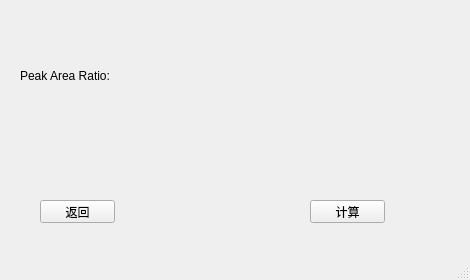
Qt form text.ui (nylttpgg09/FluoTest) before a commit.
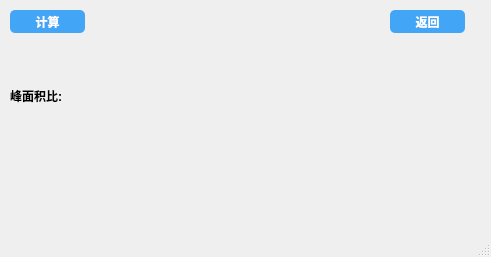
The same form after that commit.

```diff
--- a/text.ui
+++ b/text.ui
@@ -6,8 +6,8 @@
    <rect>
     <x>0</x>
     <y>0</y>
-    <width>470</width>
-    <height>280</height>
+    <width>491</width>
+    <height>257</height>
    </rect>
   </property>
   <property name="windowTitle">
@@ -17,25 +17,56 @@
    <widget class="QLabel" name="label">
     <property name="geometry">
      <rect>
-      <x>20</x>
-      <y>20</y>
-      <width>401</width>
+      <x>10</x>
+      <y>40</y>
+      <width>281</width>
       <height>111</height>
      </rect>
     </property>
+    <property name="font">
+     <font>
+      <family>Arial</family>
+      <weight>75</weight>
+      <bold>true</bold>
+     </font>
+    </property>
     <property name="text">
-     <string>Peak Area Ratio: </string>
+     <string>峰面积比:</string>
     </property>
    </widget>
    <widget class="QPushButton" name="back_button">
     <property name="geometry">
      <rect>
-      <x>40</x>
-      <y>200</y>
+      <x>390</x>
+      <y>10</y>
       <width>75</width>
       <height>23</height>
      </rect>
     </property>
+    <property name="styleSheet">
+     <string notr="true">QPushButton {
+    background-color: #42A5F5;
+    color: white;
+    font-family: Arial;
+    font-size: 12px; /* 调整字体大小 */
+    font-weight: bold;
+    border: none; /* 取消边框 */
+    border-radius: 5px;
+    padding: 5px;
+    min-width: 65px; /* 设置最小宽度 */
+    max-width: 65px; /* 设置最大宽度 */
+    min-height: 13px; /* 设置最小高度 */
+    max-height: 13px; /* 设置最大高度 */
+}
+
+QPushButton:hover {
+    background-color: lightgreen;
+}
+
+QPushButton:pressed {
+    background-color: darkgreen;
+}    </string>
+    </property>
     <property name="text">
      <string>返回</string>
     </property>
@@ -43,12 +74,36 @@
    <widget class="QPushButton" name="calc_button">
     <property name="geometry">
      <rect>
-      <x>310</x>
-      <y>200</y>
+      <x>10</x>
+      <y>10</y>
       <width>75</width>
       <height>23</height>
      </rect>
     </property>
+    <property name="styleSheet">
+     <string notr="true">QPushButton {
+    background-color: #42A5F5;
+    color: white;
+    font-family: Arial;
+    font-size: 12px; /* 调整字体大小 */
+    font-weight: bold;
+    border: none; /* 取消边框 */
+    border-radius: 5px;
+    padding: 5px;
+    min-width: 65px; /* 设置最小宽度 */
+    max-width: 65px; /* 设置最大宽度 */
+    min-height: 13px; /* 设置最小高度 */
+    max-height: 13px; /* 设置最大高度 */
+}
+
+QPushButton:hover {
+    background-color: lightgreen;
+}
+
+QPushButton:pressed {
+    background-color: darkgreen;
+}    </string>
+    </property>
     <property name="text">
      <string>计算</string>
     </property>
```
Left out of the diff: 2 changed lines with no effect on the pictures.
